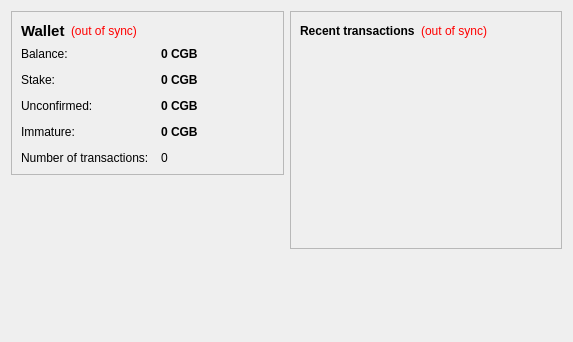
This is src/qt/forms/overviewpage.ui in cryptogenicbonds/CryptoBullion-CBX as Qt 5 draws it before an edit. The edited form follows.
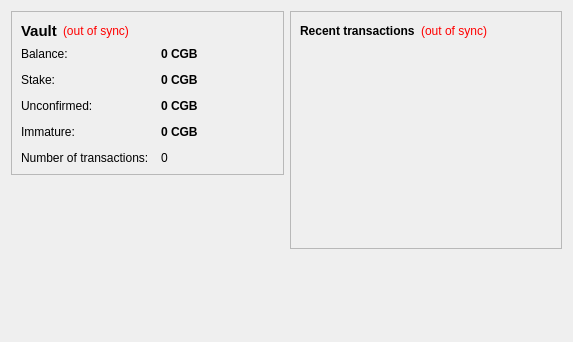
This is the edited form.

```diff
--- a/src/qt/forms/overviewpage.ui
+++ b/src/qt/forms/overviewpage.ui
@@ -37,7 +37,7 @@
              </font>
             </property>
             <property name="text">
-             <string>Wallet</string>
+             <string>Vault</string>
             </property>
            </widget>
           </item>
```
